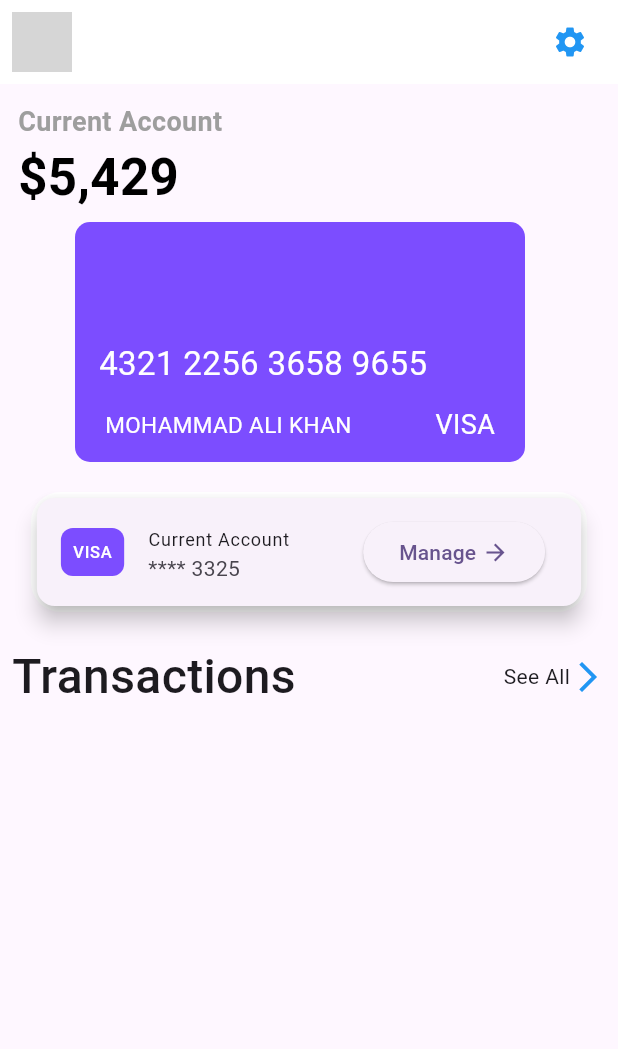
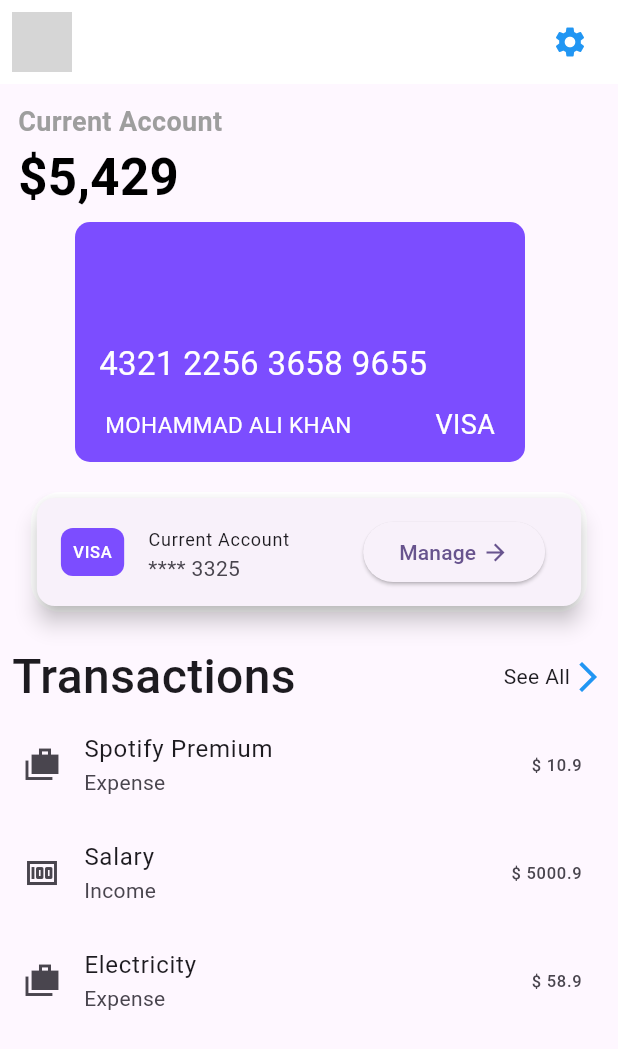
Before and after one commit to makgr/expense_app, a Flutter app: the screen it shows after launch, on a phone screen of 412 x 824 dp. Shown: the top 1049 px of the screen. Run offline on Flutter 3.47's test engine with Material 3 defaults, Android fonts, the phone set to English and light mode, and no system bars; network calls fail; grey boxes are pictures that could not be loaded.

Commit message:
transaction list

```diff
--- a/lib/screens/home_screen.dart
+++ b/lib/screens/home_screen.dart
@@ -1,6 +1,7 @@
 import 'package:expense_app/screens/widgets/account_manage.dart';
 import 'package:expense_app/screens/widgets/credit_card.dart';
 import 'package:expense_app/screens/widgets/current_account.dart';
+import 'package:expense_app/screens/widgets/transaction_list.dart';
 import 'package:flutter/material.dart';
 import 'package:flutter/widgets.dart';
 
@@ -33,7 +34,7 @@ class HomeScreen extends StatelessWidget {
           ),
         ],
       ),
-      body: const Column(
+      body: Column(
         crossAxisAlignment: CrossAxisAlignment.start,
         children: [
           //current account
@@ -72,6 +73,7 @@ class HomeScreen extends StatelessWidget {
               ],
             ),
           ),
+          Expanded(child: TransactionsList()),
         ],
       ),
     );
--- /dev/null
+++ b/lib/screens/model/transaction_model.dart
@@ -0,0 +1,13 @@
+import 'package:flutter/material.dart';
+
+class TransactionModel {
+  String? title;
+  String? subtitle;
+  IconData? iconData;
+  double? amount;
+  TransactionModel(
+      {required this.title,
+      required this.subtitle,
+      required this.iconData,
+      required this.amount});
+}
--- /dev/null
+++ b/lib/screens/widgets/transaction_list.dart
@@ -0,0 +1,39 @@
+import 'package:expense_app/screens/model/transaction_model.dart';
+import 'package:flutter/material.dart';
+
+class TransactionsList extends StatelessWidget {
+  TransactionsList({super.key});
+
+  List<TransactionModel> transaction = [
+    TransactionModel(
+        title: 'Spotify Premium',
+        subtitle: 'Expense',
+        iconData: Icons.cases_sharp,
+        amount: 10.9),
+    TransactionModel(
+        title: 'Salary',
+        subtitle: 'Income',
+        iconData: Icons.money,
+        amount: 5000.9),
+    TransactionModel(
+        title: 'Electricity',
+        subtitle: 'Expense',
+        iconData: Icons.cases_sharp,
+        amount: 58.9),
+  ];
+
+  @override
+  Widget build(BuildContext context) {
+    return ListView.builder(
+      itemCount: transaction.length,
+      itemBuilder: (context, index) {
+        return ListTile(
+          leading: Icon(transaction[index].iconData),
+          title: Text(transaction[index].title!),
+          subtitle: Text(transaction[index].subtitle!),
+          trailing: Text('\$ ${transaction[index].amount}'),
+        );
+      },
+    );
+  }
+}
```
